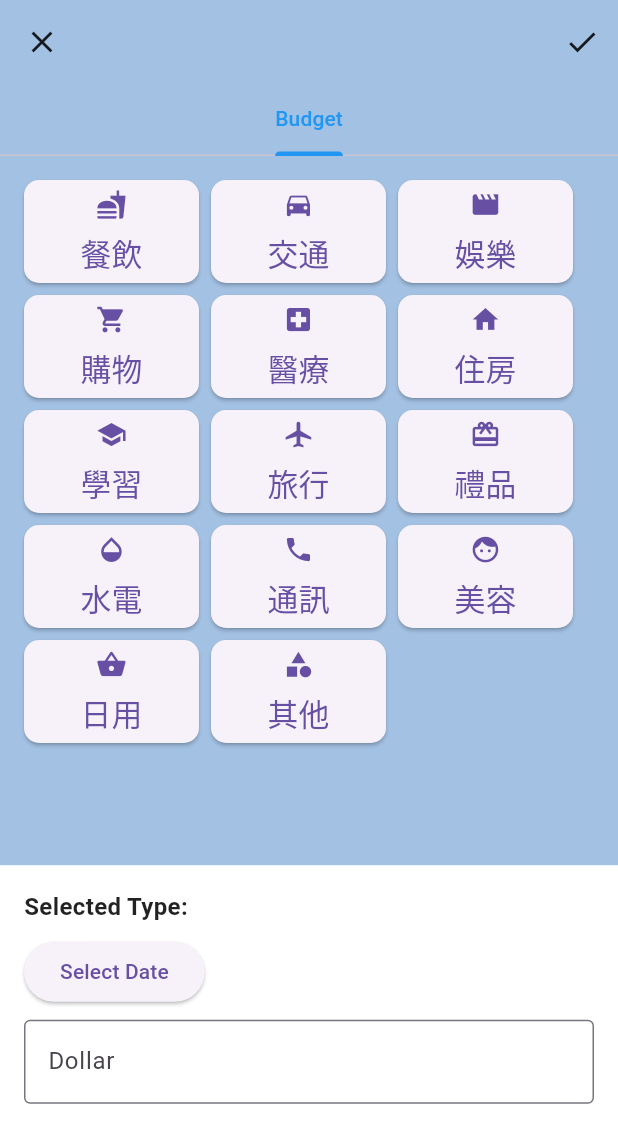
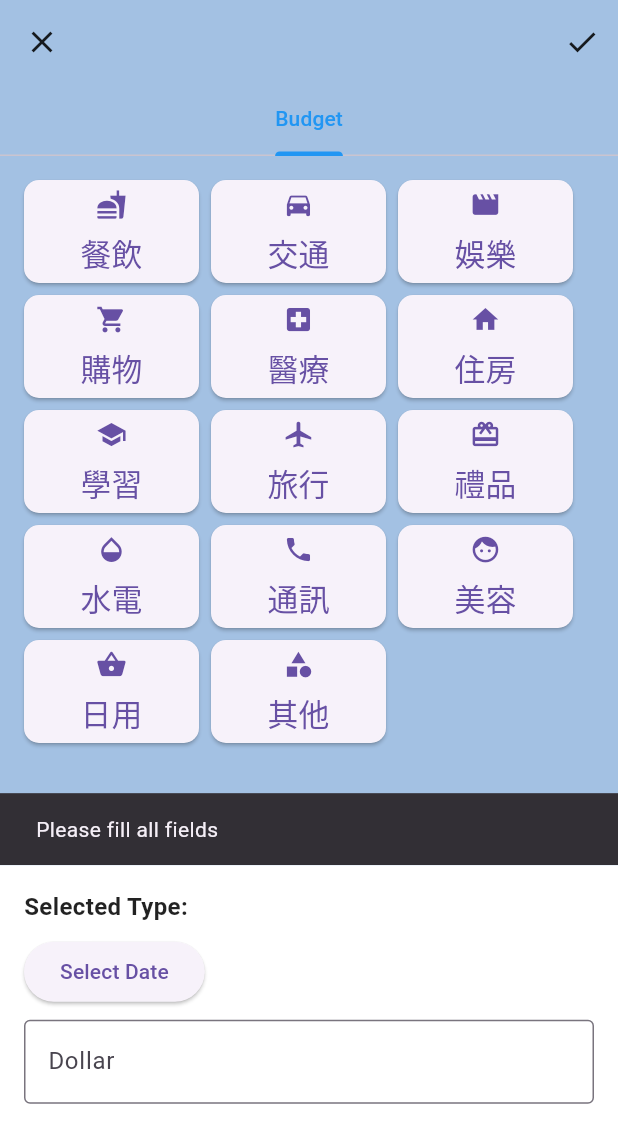
Before and after one commit to Lana0211/FMS, a Flutter app: the BudgetAddScreen screen opened directly, after a tap on the "check" icon, on a phone screen of 412 x 824 dp. Shown: the top 1143 px of the screen. Run offline on Flutter 3.47's test engine with Material 3 defaults, Android fonts, the phone set to English and light mode, and no system bars; our stand-ins replace fl_chart, month_picker_dialog, shared_preferences; accounts and stored records are empty; Roboto replaces fonts that are missing (Montserrat).

Commit message:
budget_add finish

```diff
--- a/lib/budget_add.dart
+++ b/lib/budget_add.dart
@@ -1,5 +1,7 @@
 import 'package:flutter/material.dart';
 import 'package:flutter/services.dart';
+import 'dart:convert';
+import 'package:http/http.dart' as http;
 
 class BudgetAddScreen extends StatefulWidget {
   @override
@@ -232,17 +234,84 @@ class _BudgetAddScreenState extends State<BudgetAddScreen>
   }
 
   Future<void> _saveDataAndReturnToHomePage() async {
-    // TODO: Add logic to save data to the database
-    // Simulate a delay (replace with your actual saving logic)
-    await Future.delayed(const Duration(seconds: 2));
+    // Validate inputs
+    if (selectedType.isEmpty || dollarController.text.isEmpty || dateController.text.isEmpty) {
+      ScaffoldMessenger.of(context).showSnackBar(
+        const SnackBar(content: Text('Please fill all fields')),
+      );
+      return;
+    }
 
-    // Navigate back to the home page
-    Navigator.of(context).pop();
+    // Assuming the user ID is available in the session or from user input
+    int userId = 1; // Replace with actual user ID
+
+    // Get the type ID from the API
+    var typeId;
+    var apiUrl = 'https://db-accounting.azurewebsites.net/api/types'; // Replace with actual API URL
+
+    try {
+      var typeResponse = await http.get(
+        Uri.parse('$apiUrl?type_name=$selectedType&type=expenditure'),
+      );
+
+      if (typeResponse.statusCode == 200) {
+        var typeData = json.decode(typeResponse.body);
+        typeId = typeData['type_id'];
+      } else {
+        throw Exception('Failed to load type ID');
+      }
+
+      // Construct the budget data payload
+      var budgetData = {
+        'user_id': userId,
+        'amount': double.parse(dollarController.text),
+        'expenditure_type': typeId,
+        'budget_date': dateController.text,
+      };
+
+      // Print the data to console for debugging
+      print('Budget Data to be sent: $budgetData');
+
+      // API URL for creating a budget
+      var budgetApiUrl = 'https://db-accounting.azurewebsites.net/api/budgets'; // Replace with actual Budget API URL
+
+      // Make the POST request to save the budget data
+      var budgetResponse = await http.post(
+        Uri.parse(budgetApiUrl),
+        headers: {'Content-Type': 'application/json'},
+        body: json.encode(budgetData),
+      );
+
+
+      if (budgetResponse.statusCode == 201) {
+        // Successfully saved budget data
+        ScaffoldMessenger.of(context).showSnackBar(
+          const SnackBar(content: Text('Budget created successfully.')),
+        );
+        Navigator.of(context).pop(); // Go back to the home page
+      } else {
+        throw Exception('Failed to save budget data');
+      }
+    } catch (e) {
+      ScaffoldMessenger.of(context).showSnackBar(
+        SnackBar(content: Text(e.toString())),
+      );
+    }
   }
 
-  @override
-  void dispose() {
-    _tabController?.dispose();
-    super.dispose();
-  }
+
+// Future<void> _saveDataAndReturnToHomePage() async {
+  //   // TODO: Add logic to save data to the database
+  //   // Simulate a delay (replace with your actual saving logic)
+  //   await Future.delayed(const Duration(seconds: 2));
+  //
+  //   // Navigate back to the home page
+  //   Navigator.of(context).pop();
+  // }
+  //
+  // @override
+  // void dispose() {
+  //   _tabController?.dispose();
+  //   super.dispose();
+  // }
 }
```
